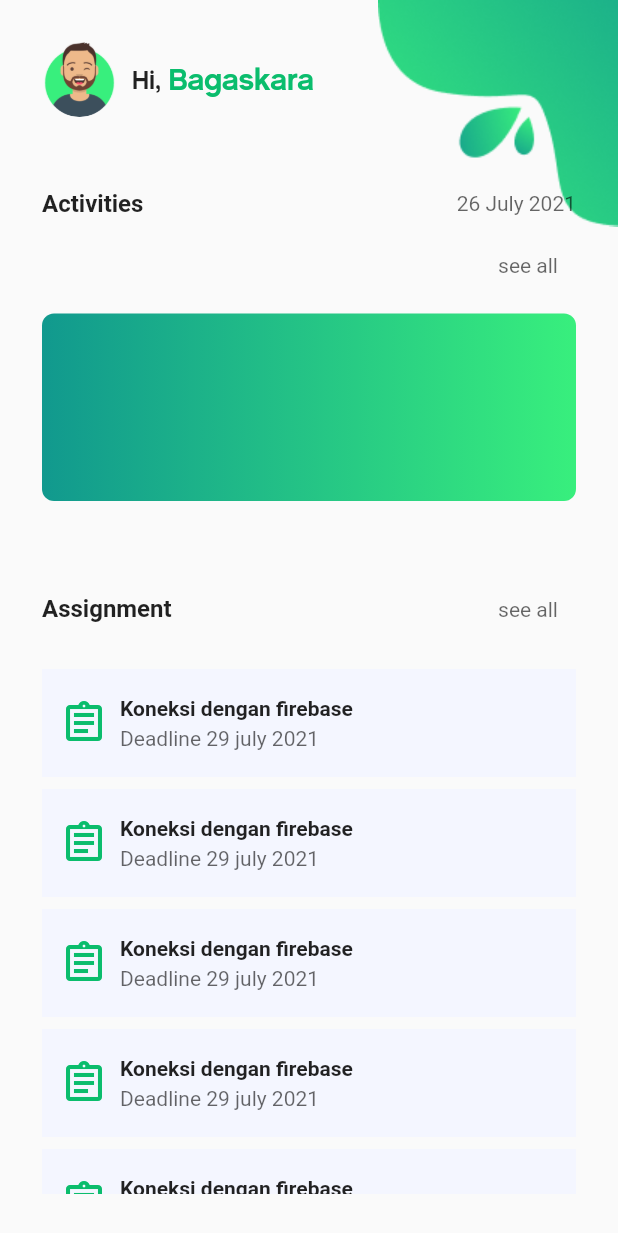
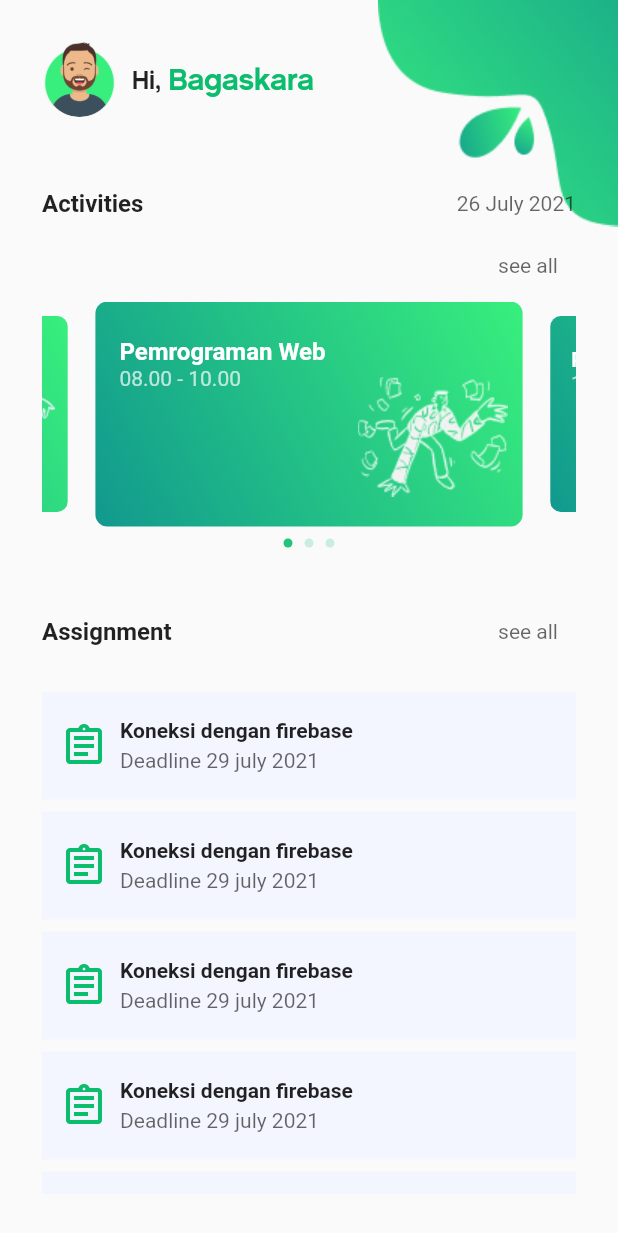
Before and after one commit to Yudas1337/dailyapp, a Flutter app: the HomeScreen screen opened directly, on a phone screen of 412 x 824 dp. Shown: the top 1233 px of the screen. Run offline on Flutter 3.47's test engine with Material 2 defaults, Android fonts, the phone set to English and light mode, and no system bars; drawn by our look-alikes of carousel_slider; our stand-ins replace shared_preferences; accounts and stored records are empty.

Commit message:
add carousel

```diff
--- /dev/null
+++ b/lib/models/Activities.dart
@@ -0,0 +1,7 @@
+class Activities {
+  String image;
+  String activity;
+  String time;
+
+  Activities(this.image, this.activity, this.time);
+}
--- a/lib/screens/HomeScreen.dart
+++ b/lib/screens/HomeScreen.dart
@@ -1,4 +1,6 @@
+import 'package:carousel_slider/carousel_slider.dart';
 import 'package:dailyapp/components/AssignmentCard.dart';
+import 'package:dailyapp/models/Activities.dart';
 import 'package:dailyapp/screens/AssignmentScreen.dart';
 import 'package:dailyapp/themes/UserProfileStyle.dart';
 import 'package:flutter/material.dart';
@@ -10,7 +12,19 @@ class HomeScreen extends StatefulWidget {
   _HomeScreenState createState() => _HomeScreenState();
 }
 
+final _slides = [
+  Activities(
+      "assets/images/carousel/messy.png", "Pemrograman Web", "08.00 - 10.00"),
+  Activities("assets/images/carousel/ballet.png", "Pemrograman Mobile",
+      "13.00 - 15.00"),
+  Activities(
+      "assets/images/carousel/float.png", "UI/UX Design", "15.00 - 17.00"),
+];
+
 class _HomeScreenState extends State<HomeScreen> {
+  int _current = 0;
+  final CarouselController _controller = CarouselController();
+
   @override
   Widget build(BuildContext context) {
     return Scaffold(
@@ -92,21 +106,46 @@ class _HomeScreenState extends State<HomeScreen> {
                     ),
                   ],
                 ),
-                SizedBox(
-                  height: 8,
+                Container(
+                  child: CarouselSlider(
+                    items: carouselItem,
+                    carouselController: _controller,
+                    options: CarouselOptions(
+                        height: 150,
+                        autoPlay: true,
+                        enlargeCenterPage: true,
+                        aspectRatio: 2.0,
+                        onPageChanged: (index, reason) {
+                          setState(() {
+                            _current = index;
+                          });
+                        }),
+                  ),
                 ),
-                Container(
-                  width: MediaQuery.of(context).size.width,
-                  height: 125,
-                  decoration: BoxDecoration(
-                      borderRadius: BorderRadius.circular(8),
-                      gradient: LinearGradient(colors: [
-                        Color.fromRGBO(17, 153, 142, 1),
-                        Color.fromRGBO(56, 239, 125, 1)
-                      ])),
+                Row(
+                  mainAxisAlignment: MainAxisAlignment.center,
+                  children: _slides.asMap().entries.map((entry) {
+                    return GestureDetector(
+                      onTap: () => _controller.animateToPage(entry.key),
+                      child: Container(
+                        width: 6,
+                        height: 6,
+                        margin: EdgeInsets.symmetric(
+                            vertical: 8.0, horizontal: 4.0),
+                        decoration: BoxDecoration(
+                            shape: BoxShape.circle,
+                            color:
+                                (Theme.of(context).brightness == Brightness.dark
+                                        ? Colors.white
+                                        : Color.fromRGBO(11, 189, 109, 1))
+                                    .withOpacity(
+                                        _current == entry.key ? 0.9 : 0.2)),
+                      ),
+                    );
+                  }).toList(),
                 ),
                 SizedBox(
-                  height: 48,
+                  height: 24,
                 ),
                 Row(
                   mainAxisAlignment: MainAxisAlignment.spaceBetween,
@@ -149,3 +188,56 @@ class _HomeScreenState extends State<HomeScreen> {
     ));
   }
 }
+
+final carouselItem = _slides
+    .map((item) => Container(
+          width: 300,
+          decoration: BoxDecoration(
+              borderRadius: BorderRadius.circular(8),
+              gradient: LinearGradient(colors: [
+                Color.fromRGBO(17, 153, 142, 1),
+                Color.fromRGBO(56, 239, 125, 1)
+              ], begin: Alignment.bottomLeft, end: Alignment.topRight)),
+          child: Stack(
+            children: [
+              Positioned(
+                bottom: 0,
+                right: 0,
+                child: Image.asset(
+                  item.image,
+                  width: 120,
+                  height: 120,
+                ),
+              ),
+              Positioned(
+                child: Padding(
+                  padding:
+                      const EdgeInsets.symmetric(horizontal: 16, vertical: 24),
+                  child: Column(
+                    crossAxisAlignment: CrossAxisAlignment.start,
+                    mainAxisAlignment: MainAxisAlignment.start,
+                    children: [
+                      Text(
+                        item.activity,
+                        style: TextStyle(
+                          color: Colors.white,
+                          fontSize: 16,
+                          fontWeight: FontWeight.w600,
+                        ),
+                      ),
+                      Text(
+                        item.time,
+                        style: TextStyle(
+                          color: Colors.white70,
+                          fontSize: 14,
+                          fontWeight: FontWeight.w400,
+                        ),
+                      )
+                    ],
+                  ),
+                ),
+              ),
+            ],
+          ),
+        ))
+    .toList();
--- a/pubspec.yaml
+++ b/pubspec.yaml
@@ -29,6 +29,7 @@ dependencies:
   # Use with the CupertinoIcons class for iOS style icons.
   cupertino_icons: ^1.0.2
   shared_preferences: ^2.0.6
+  carousel_slider: ^4.0.0
 
 dev_dependencies:
   flutter_test:
@@ -50,6 +51,7 @@ flutter:
     - assets/images/onboarding/
     - assets/images/user/
     - assets/images/layout/
+    - assets/images/carousel/
 
   # An image asset can refer to one or more resolution-specific "variants", see
   # https://flutter.dev/assets-and-images/#resolution-aware.
```
Also changed, not shown: assets/images/carousel/ballet.png (added), assets/images/carousel/float.png (added), assets/images/carousel/messy.png (added), pubspec.lock.
